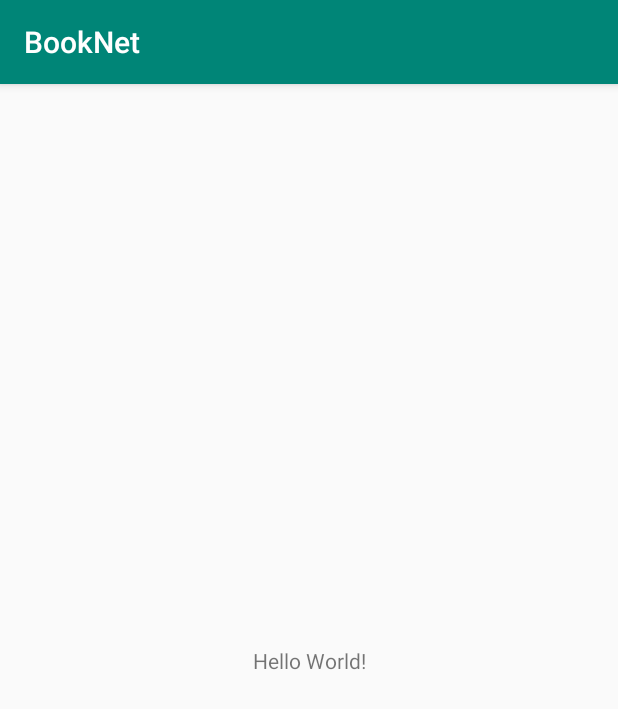
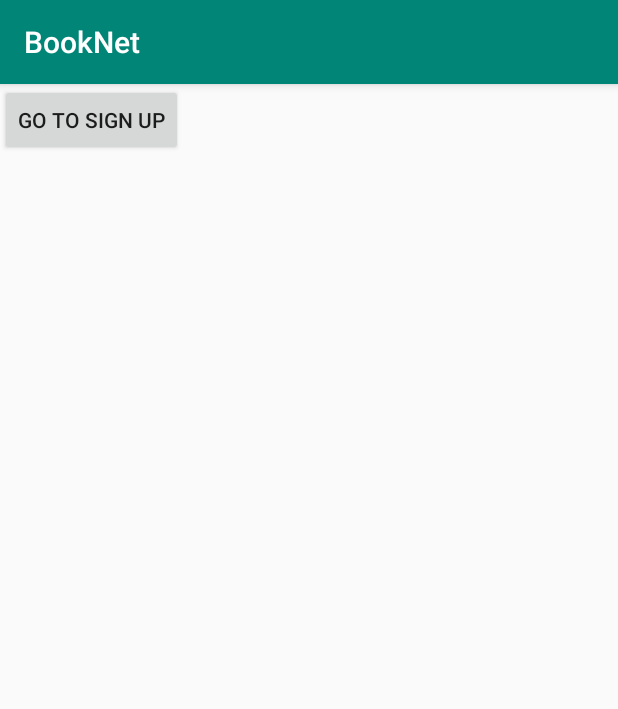
Before and after one commit to PURAT/Solution, an Android app: the screen it shows after launch (MainActivity), on a phone screen of 412 x 824 dp. Shown: the top 709 px of the screen. Run offline under Robolectric (Android 15) with nearby library versions, the phone set to English and light mode, and no system bars; our stand-ins replace Firebase (no records; nobody signed in at launch, a user with empty details on screens opened directly).

Commit message:
- It was added the registration activity. - It was set up the Firebase database of Google. - It was made some changes in Java classes.

```diff
--- a/app/build.gradle
+++ b/app/build.gradle
@@ -1,4 +1,5 @@
 apply plugin: 'com.android.application'
+apply plugin: 'com.google.gms.google-services'
 
 android {
     compileSdkVersion 29
@@ -23,6 +24,7 @@ dependencies {
     implementation fileTree(dir: 'libs', include: ['*.jar'])
     implementation 'androidx.appcompat:appcompat:1.0.2'
     implementation 'androidx.constraintlayout:constraintlayout:1.1.3'
+    implementation 'com.google.firebase:firebase-auth:17.0.0'
     testImplementation 'junit:junit:4.12'
     androidTestImplementation 'androidx.test:runner:1.1.1'
     androidTestImplementation 'androidx.test.espresso:espresso-core:3.1.1'
--- a/app/src/main/AndroidManifest.xml
+++ b/app/src/main/AndroidManifest.xml
@@ -9,6 +9,7 @@
         android:roundIcon="@mipmap/ic_launcher_round"
         android:supportsRtl="true"
         android:theme="@style/AppTheme">
+        <activity android:name=".EmailPasswordActivity"></activity>
         <activity android:name=".MainActivity">
             <intent-filter>
                 <action android:name="android.intent.action.MAIN" />
--- a/app/src/main/java/ru/startandroid/booknet/MainActivity.java
+++ b/app/src/main/java/ru/startandroid/booknet/MainActivity.java
@@ -1,8 +1,22 @@
 package ru.startandroid.booknet;
 
+import androidx.annotation.NonNull;
 import androidx.appcompat.app.AppCompatActivity;
 
+import android.content.Intent;
+import android.net.Uri;
 import android.os.Bundle;
+import android.util.Log;
+import android.view.View;
+import android.widget.Button;
+import android.widget.EditText;
+import android.widget.Toast;
+
+import com.google.android.gms.tasks.OnCompleteListener;
+import com.google.android.gms.tasks.Task;
+import com.google.firebase.auth.AuthResult;
+import com.google.firebase.auth.FirebaseAuth;
+import com.google.firebase.auth.FirebaseUser;
 
 public class MainActivity extends AppCompatActivity {
 
@@ -11,4 +25,8 @@ public class MainActivity extends AppCompatActivity {
         super.onCreate(savedInstanceState);
         setContentView(R.layout.activity_main);
     }
+    public void goSigning(View view){
+        Intent intent = new Intent(this, EmailPasswordActivity.class);
+        startActivity(intent);
+    }
 }
--- a/app/src/main/res/layout/activity_main.xml
+++ b/app/src/main/res/layout/activity_main.xml
@@ -1,18 +1,19 @@
 <?xml version="1.0" encoding="utf-8"?>
-<androidx.constraintlayout.widget.ConstraintLayout xmlns:android="http://schemas.android.com/apk/res/android"
+<LinearLayout xmlns:android="http://schemas.android.com/apk/res/android"
     xmlns:app="http://schemas.android.com/apk/res-auto"
     xmlns:tools="http://schemas.android.com/tools"
     android:layout_width="match_parent"
     android:layout_height="match_parent"
+    android:orientation="vertical"
     tools:context=".MainActivity">
 
-    <TextView
+
+    <Button
         android:layout_width="wrap_content"
         android:layout_height="wrap_content"
-        android:text="Hello World!"
-        app:layout_constraintBottom_toBottomOf="parent"
-        app:layout_constraintLeft_toLeftOf="parent"
-        app:layout_constraintRight_toRightOf="parent"
-        app:layout_constraintTop_toTopOf="parent" />
+        android:text="go to sign up"
+        android:onClick="goSigning"/>
 
-</androidx.constraintlayout.widget.ConstraintLayout>
+
+
+</LinearLayout>
--- a/build.gradle
+++ b/build.gradle
@@ -7,7 +7,8 @@ buildscript {
 
     }
     dependencies {
-        classpath 'com.android.tools.build:gradle:3.5.0'
+        classpath 'com.android.tools.build:gradle:3.6.1'
+        classpath 'com.google.gms:google-services:4.3.3'
 
         // NOTE: Do not place your application dependencies here; they belong
         // in the individual module build.gradle files
```
Also changed, not shown: app/src/main/java/ru/startandroid/booknet/Book.java (+12 -4 lines), app/src/main/java/ru/startandroid/booknet/EmailPasswordActivity.java (added, +99 -0 lines), app/src/main/java/ru/startandroid/booknet/User.java (+9 -2 lines), app/src/main/res/layout/activity_email_password.xml (added, +28 -0 lines), gradle/wrapper/gradle-wrapper.properties, 1 other file.
